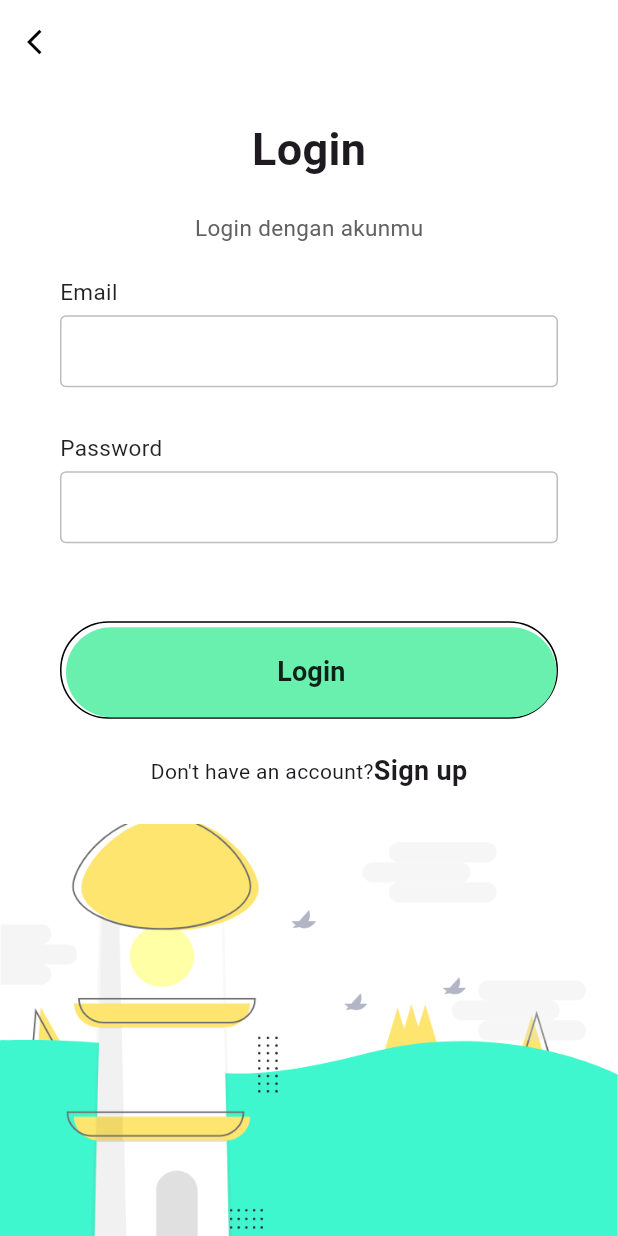
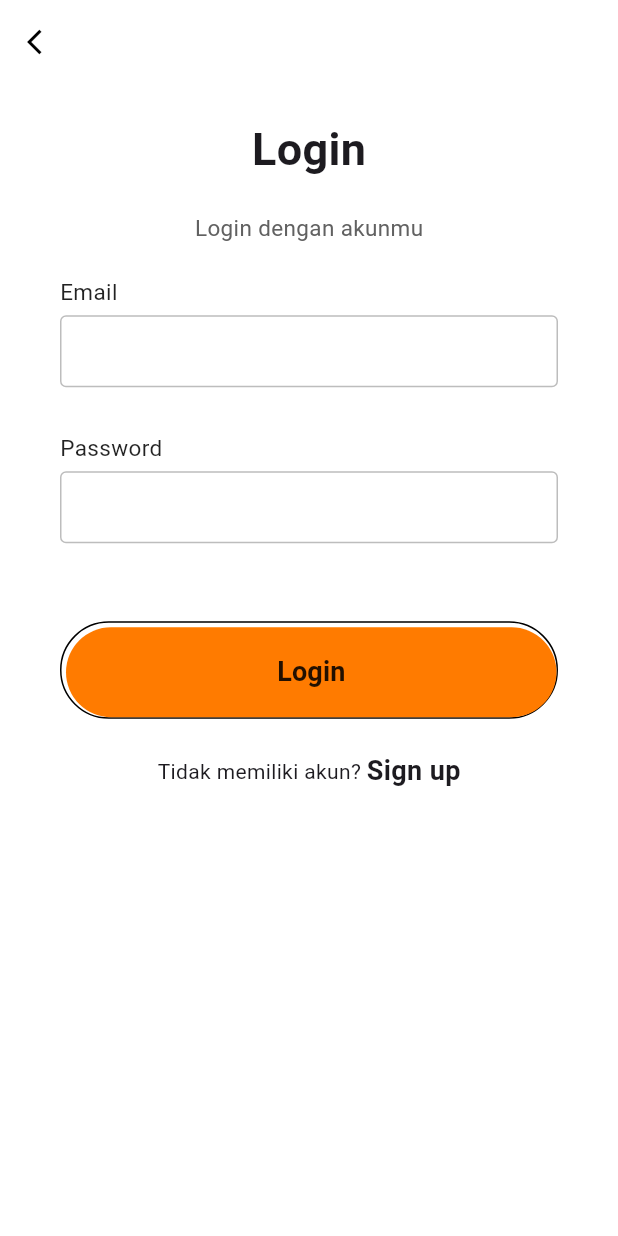
Before and after one commit to AlfadliRPutra/Flutter-SocialApps-for-University, a Flutter app: the screen it shows after launch, after a tap on "Login", on a phone screen of 412 x 824 dp. Run offline on Flutter 3.47's test engine with Material 3 defaults, Android fonts, the phone set to English and light mode, and no system bars; our stand-ins replace convex_bottom_bar, get; network calls fail.

Commit message:
Menambah komentar code

```diff
--- a/lib/main.dart
+++ b/lib/main.dart
@@ -1,21 +1,29 @@
+// Import library untuk pengembangan UI dengan Flutter
 import 'package:flutter/material.dart';
+
+// Import rute aplikasi dan skema warna kustom
 import 'package:src/models/app_routes.dart';
 import 'package:src/models/color_scheme.dart';
+
+// Import GetX untuk manajemen state dan navigasi
 import 'package:get/get.dart';
 
+// Fungsi utama untuk menjalankan aplikasi
 void main() => runApp(const Unjatoday());
 
+// Kelas utama aplikasi yang merupakan StatelessWidget
 class Unjatoday extends StatelessWidget {
   const Unjatoday({Key? key}) : super(key: key);
 
+  // Metode build untuk membuat tampilan aplikasi
   @override
   Widget build(BuildContext context) {
     return GetMaterialApp(
       debugShowCheckedModeBanner: false,
-      title: 'Berita',
-      theme: AppTheme.getTheme(),
-      initialRoute: '/landing', // initial route
-      getPages: appPages,
+      title: 'Berita', // Judul aplikasi
+      theme: AppTheme.getTheme(), // Tema aplikasi dari kelas AppTheme
+      initialRoute: '/landing', // Rute awal aplikasi
+      getPages: appPages, // Daftar rute yang akan digunakan
     );
   }
 }
--- a/lib/models/app_routes.dart
+++ b/lib/models/app_routes.dart
@@ -1,9 +1,11 @@
+// Import library GetX dan file terkait
 import 'package:get/get.dart';
 import 'package:src/screens/landing_screen.dart';
 import 'package:src/screens/login_screen.dart';
 import 'package:src/screens/signup_screen.dart';
 import 'package:src/screens/home_screen.dart';
 
+// Daftar rute aplikasi menggunakan GetPage
 List<GetPage> appPages = [
   GetPage(
     name: '/landing',
--- a/lib/models/color_scheme.dart
+++ b/lib/models/color_scheme.dart
@@ -1,20 +1,25 @@
-// app_theme.dart
+// Import library Flutter
 import 'package:flutter/material.dart';
 
+// Kelas untuk konfigurasi skema warna aplikasi
 class AppTheme {
+  // Warna primer, sekunder, dan tersier
   static const Color primaryColor = Color.fromRGBO(255, 123, 0, 1);
   static const Color secondaryColor = Color.fromARGB(255, 255, 187, 2);
   static const Color tertiaryColor = Color.fromARGB(255, 238, 234, 232);
 
+  // Mendapatkan tema aplikasi
   static ThemeData getTheme() {
     return ThemeData.light().copyWith(
+      // Mengkonfigurasi skema warna
       colorScheme: const ColorScheme.highContrastLight(
         primary: primaryColor,
         secondary: secondaryColor,
         tertiary: tertiaryColor,
       ),
+      // Mengkonfigurasi tema app bar
       appBarTheme: const AppBarTheme(
-        backgroundColor: primaryColor,
+        backgroundColor: tertiaryColor,
       ),
     );
   }
--- a/lib/screens/landing_screen.dart
+++ b/lib/screens/landing_screen.dart
@@ -1,6 +1,6 @@
 import 'package:flutter/material.dart';
 import 'package:get/get.dart';
-
+import 'package:src/models/color_scheme.dart';
 
 class LandingScreen extends StatelessWidget {
   @override
@@ -79,7 +79,7 @@ class LandingScreen extends StatelessWidget {
                       onPressed: () {
                         Get.toNamed('/signup'); // Use GetX to navigate
                       },
-                      color: Colors.yellow,
+                      color: AppTheme.primaryColor,
                       elevation: 0,
                       shape: RoundedRectangleBorder(
                         borderRadius: BorderRadius.circular(50),
--- a/lib/screens/login_screen.dart
+++ b/lib/screens/login_screen.dart
@@ -1,7 +1,34 @@
 import 'package:flutter/material.dart';
 import 'package:get/get.dart';
+import 'package:src/models/color_scheme.dart';
+
+class LoginController extends GetxController {
+  var email = ''.obs;
+  var password = ''.obs;
+
+  void setEmail(String value) {
+    email.value = value;
+  }
+
+  void setPassword(String value) {
+    password.value = value;
+  }
+
+  void login() {
+    if (email.value == 'admin@gmail.com' && password.value == 'admin') {
+      Get.snackbar('Login Success', 'Welcome!',
+          snackPosition: SnackPosition.BOTTOM);
+      Get.offNamed('/home');
+    } else {
+      Get.snackbar('Login Failed', 'Invalid email or password',
+          snackPosition: SnackPosition.BOTTOM);
+    }
+  }
+}
 
 class LoginScreen extends StatelessWidget {
+  final LoginController loginController = Get.put(LoginController());
+
   @override
   Widget build(BuildContext context) {
     return Scaffold(
@@ -12,7 +39,7 @@ class LoginScreen extends StatelessWidget {
         backgroundColor: Colors.white,
         leading: IconButton(
           onPressed: () {
-            Get.back(); // Use GetX to navigate back
+            Get.back();
           },
           icon: Icon(
             Icons.arrow_back_ios,
@@ -53,8 +80,13 @@ class LoginScreen extends StatelessWidget {
                     padding: EdgeInsets.symmetric(horizontal: 40),
                     child: Column(
                       children: <Widget>[
-                        makeInput(label: "Email"),
-                        makeInput(label: "Password", obscureText: true),
+                        makeInput(
+                            label: "Email",
+                            onChanged: loginController.setEmail),
+                        makeInput(
+                            label: "Password",
+                            obscureText: true,
+                            onChanged: loginController.setPassword),
                       ],
                     ),
                   ),
@@ -74,8 +106,10 @@ class LoginScreen extends StatelessWidget {
                       child: MaterialButton(
                         minWidth: double.infinity,
                         height: 60,
-                        onPressed: () {},
-                        color: Colors.greenAccent,
+                        onPressed: () {
+                          loginController.login();
+                        },
+                        color: AppTheme.primaryColor,
                         elevation: 0,
                         shape: RoundedRectangleBorder(
                           borderRadius: BorderRadius.circular(50),
@@ -93,10 +127,10 @@ class LoginScreen extends StatelessWidget {
                   Row(
                     mainAxisAlignment: MainAxisAlignment.center,
                     children: <Widget>[
-                      Text("Don't have an account?"),
+                      Text("Tidak memiliki akun? "),
                       GestureDetector(
                         onTap: () {
-                          Get.toNamed('/signup'); // Use GetX to navigate
+                          Get.toNamed('/signup');
                         },
                         child: Text(
                           "Sign up",
@@ -113,12 +147,7 @@ class LoginScreen extends StatelessWidget {
             ),
             Container(
               height: MediaQuery.of(context).size.height / 3,
-              decoration: BoxDecoration(
-                image: DecorationImage(
-                  image: AssetImage('data/background.png'),
-                  fit: BoxFit.cover,
-                ),
-              ),
+              decoration: BoxDecoration(),
             )
           ],
         ),
@@ -126,7 +155,7 @@ class LoginScreen extends StatelessWidget {
     );
   }
 
-  Widget makeInput({label, obscureText = false}) {
+  Widget makeInput({label, obscureText = false, onChanged}) {
     return Column(
       crossAxisAlignment: CrossAxisAlignment.start,
       children: <Widget>[
@@ -143,6 +172,7 @@ class LoginScreen extends StatelessWidget {
         ),
         TextField(
           obscureText: obscureText,
+          onChanged: onChanged,
           decoration: InputDecoration(
             contentPadding: EdgeInsets.symmetric(vertical: 0, horizontal: 10),
             enabledBorder: OutlineInputBorder(
```
Also changed, not shown: lib/models/cuaca.dart (+14 -32 lines), lib/screens/detail_screen.dart (+13 -0 lines), lib/screens/home_screen.dart (+19 -2 lines), lib/screens/profile_screen.dart (+9 -1 lines), lib/screens/search_screen.dart (+11 -1 lines), lib/screens/signup_screen.dart (+9 -3 lines).
